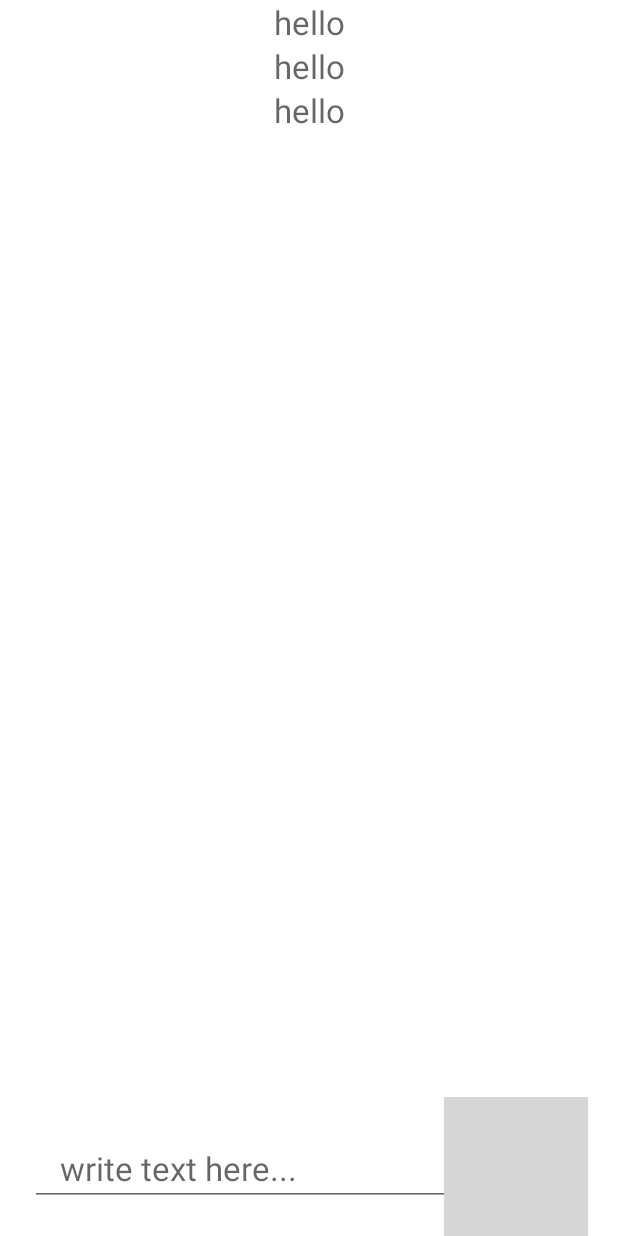
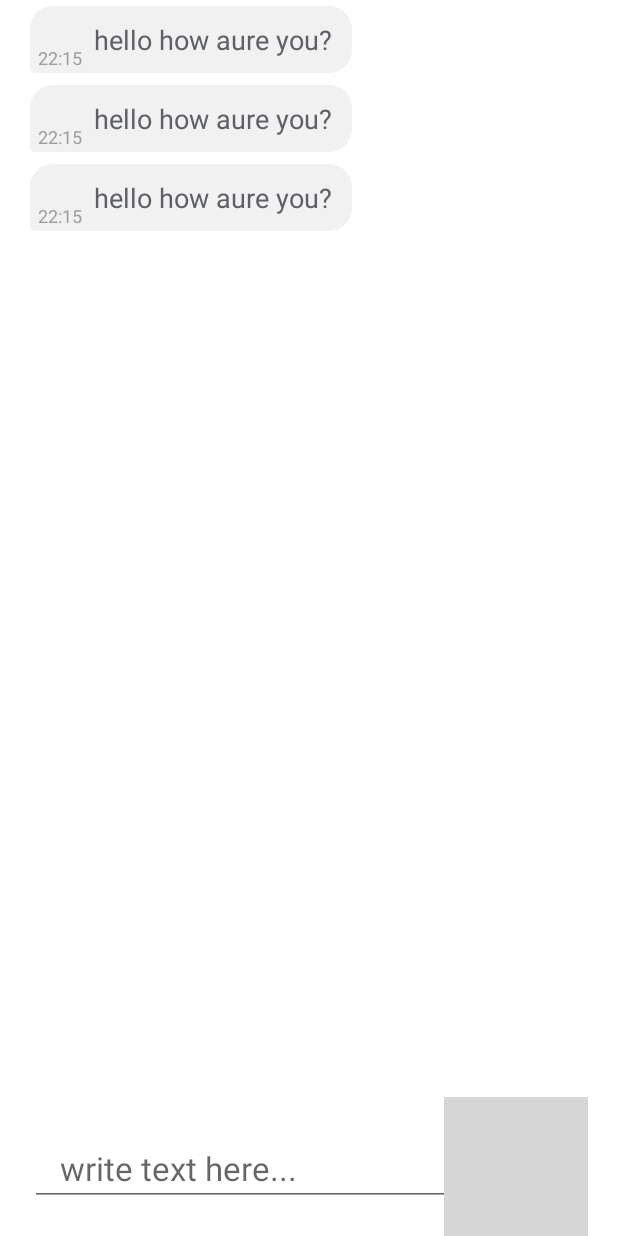
Before and after one commit to IlyaSaushin/KtorChatClient, an Android app: the layout fragment_chat.xml on its own in the app's theme, with its tools: preview values and no code run, on a phone screen of 412 x 824 dp. Run offline under Robolectric (Android 15) with nearby library versions, the phone set to English and light mode, and no system bars; Roboto replaces fonts that are not available here; grey boxes are pictures that could not be loaded.

Commit message:
messages recycler

```diff
--- a/app/src/main/java/com/earl/ktorchatapp/data/BaseRepository.kt
+++ b/app/src/main/java/com/earl/ktorchatapp/data/BaseRepository.kt
@@ -1,13 +1,11 @@
 package com.earl.ktorchatapp.data
 
-import android.util.Log
 import com.earl.ktorchatapp.core.OperationResultListener
 import com.earl.ktorchatapp.data.mappers.*
 import com.earl.ktorchatapp.data.models.*
 import com.earl.ktorchatapp.data.models.remote.*
 import com.earl.ktorchatapp.data.retrofit.Service
 import com.earl.ktorchatapp.domain.Repository
-import com.earl.ktorchatapp.domain.mappers.BaseRoomDataToDomainMapper
 import com.earl.ktorchatapp.domain.mappers.LoginDtoDomainToDataMapper
 import com.earl.ktorchatapp.domain.mappers.RegisterDtoDomainToDataMapper
 import com.earl.ktorchatapp.domain.models.*
--- a/app/src/main/java/com/earl/ktorchatapp/ui/chat/rooms/chat/ChatFragment.kt
+++ b/app/src/main/java/com/earl/ktorchatapp/ui/chat/rooms/chat/ChatFragment.kt
@@ -58,7 +58,7 @@ class ChatFragment(
     }
 
     private fun recycler() {
-        val adapter = MessagesRecyclerAdapter()
+        val adapter = MessagesRecyclerAdapter(preferenceManager.getString(Keys.KEY_TOKEN) ?: "")
         binding.recyclerMessages.adapter = adapter
         val linearLayoutManager = LinearLayoutManager(requireContext())
         linearLayoutManager.stackFromEnd = true
--- a/app/src/main/java/com/earl/ktorchatapp/ui/models/UiMessage.kt
+++ b/app/src/main/java/com/earl/ktorchatapp/ui/models/UiMessage.kt
@@ -11,6 +11,8 @@ interface UiMessage : Same<UiMessage> {
     fun <T> map(mapper: MessageUiToDomainMapper<T>) : T
 
     fun recyclerDetails(message: TextView)
+
+    fun isAuthoredMessage(token: String) : Boolean
 
     class Base(
         private val messageId: String,
@@ -26,5 +28,7 @@ interface UiMessage : Same<UiMessage> {
         override fun recyclerDetails(message: TextView) {
             message.text = messageText
         }
+
+        override fun isAuthoredMessage(token: String) = token == authorId
     }
 }
--- /dev/null
+++ b/app/src/main/res/drawable/message_contact_background.xml
@@ -0,0 +1,12 @@
+<?xml version="1.0" encoding="utf-8"?>
+<shape xmlns:android="http://schemas.android.com/apk/res/android"
+    android:shape="rectangle">
+
+    <solid android:color="@color/contact_message_background" />
+    <corners android:topRightRadius="15dp"
+        android:topLeftRadius="15dp"
+        android:bottomRightRadius="15dp"
+        android:bottomLeftRadius="3dp"
+        />
+
+</shape>
--- a/app/src/main/res/layout/fragment_chat.xml
+++ b/app/src/main/res/layout/fragment_chat.xml
@@ -13,7 +13,7 @@
         app:layout_constraintStart_toStartOf="parent"
         app:layout_constraintEnd_toEndOf="parent"
         app:layout_constraintBottom_toTopOf="@id/write_text"
-        tools:listitem="@layout/recycler_message_item"
+        tools:listitem="@layout/recycler_contact_message"
         />
 
     <EditText
--- /dev/null
+++ b/app/src/main/res/layout/recycler_contact_message.xml
@@ -0,0 +1,52 @@
+<?xml version="1.0" encoding="utf-8"?>
+<androidx.constraintlayout.widget.ConstraintLayout
+    xmlns:android="http://schemas.android.com/apk/res/android"
+    android:layout_width="match_parent"
+    android:layout_height="wrap_content"
+    android:minWidth="200dp"
+    android:maxWidth="400dp"
+    xmlns:app="http://schemas.android.com/apk/res-auto"
+    android:layout_marginVertical="4dp"
+    android:layout_marginStart="20dp">
+
+    <androidx.constraintlayout.widget.ConstraintLayout
+        android:layout_width="wrap_content"
+        android:layout_height="wrap_content"
+        android:layout_marginEnd="10dp"
+        android:background="@drawable/message_contact_background"
+        app:layout_constraintStart_toStartOf="parent"
+        app:layout_constraintTop_toTopOf="parent"
+        android:paddingVertical="2dp">
+
+        <TextView
+            android:id="@+id/message_text"
+            android:layout_width="wrap_content"
+            android:layout_height="wrap_content"
+            android:minWidth="30dp"
+            android:maxWidth="300dp"
+            android:text="@string/hello_how_aure_you"
+            android:textSize="18sp"
+            android:textColor="@color/contact_msg_text_color"
+            app:layout_constraintEnd_toEndOf="parent"
+            app:layout_constraintTop_toTopOf="parent"
+            android:padding="8dp"
+            android:layout_marginEnd="5dp"
+            android:layout_marginStart="3dp"
+            />
+
+        <TextView
+            android:id="@+id/timestamp"
+            android:layout_width="wrap_content"
+            android:layout_height="wrap_content"
+            android:text="@string/_22_15"
+            android:textColor="@color/tabs"
+            android:textSize="12sp"
+            app:layout_constraintBottom_toBottomOf="parent"
+            app:layout_constraintStart_toStartOf="parent"
+            app:layout_constraintEnd_toStartOf="@id/message_text"
+            android:layout_marginStart="5dp"
+            />
+
+    </androidx.constraintlayout.widget.ConstraintLayout>
+
+</androidx.constraintlayout.widget.ConstraintLayout>
--- a/app/src/main/res/layout/recycler_message_item.xml
+++ /dev/null
@@ -1,15 +0,0 @@
-<?xml version="1.0" encoding="utf-8"?>
-<FrameLayout xmlns:android="http://schemas.android.com/apk/res/android"
-    android:layout_width="match_parent"
-    android:layout_height="wrap_content">
-
-    <TextView
-        android:id="@+id/messageText"
-        android:layout_width="match_parent"
-        android:layout_height="wrap_content"
-        android:textSize="22sp"
-        android:gravity="center"
-        android:hint="hello"
-        />
-
-</FrameLayout>
--- a/app/src/main/res/values/colors.xml
+++ b/app/src/main/res/values/colors.xml
@@ -18,4 +18,6 @@
     <color name="tabs_color">#10999CA0</color>
     <color name="primary_20">#40D9D9D9</color>
     <color name="green">#008000</color>
+    <color name="contact_message_background">#60D9D9D9</color>
+    <color name="contact_msg_text_color">#5D6066</color>
 </resources>
--- a/app/src/main/res/values/strings.xml
+++ b/app/src/main/res/values/strings.xml
@@ -33,4 +33,6 @@
     <string name="gruops">Groups</string>
     <string name="contactss">Contacts</string>
     <string name="profile">Profile</string>
+    <string name="hello_how_aure_you">hello how aure you?</string>
+    <string name="_22_15">22:15</string>
 </resources>
```
Also changed, not shown: app/src/main/java/com/earl/ktorchatapp/ui/chat/rooms/chat/MessagesRecyclerAdapter.kt (+55 -14 lines), app/src/main/res/drawable/author_messag_background.xml (added, +13 -0 lines), app/src/main/res/layout/recycler_author_message.xml (added, +49 -0 lines).
